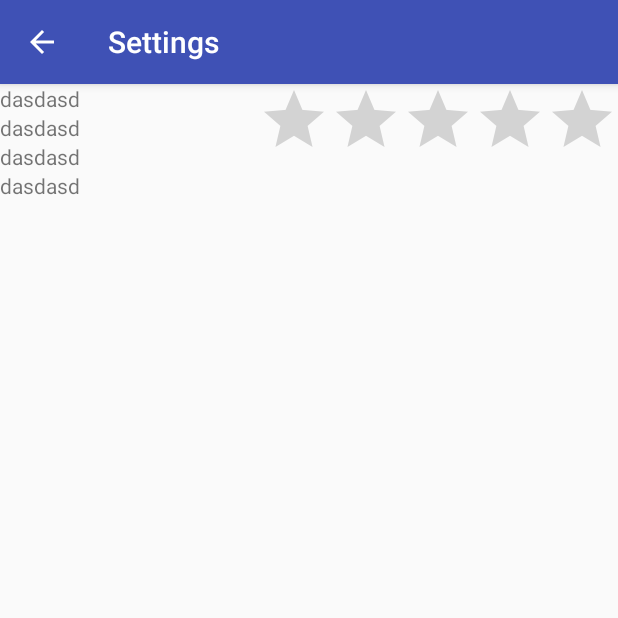
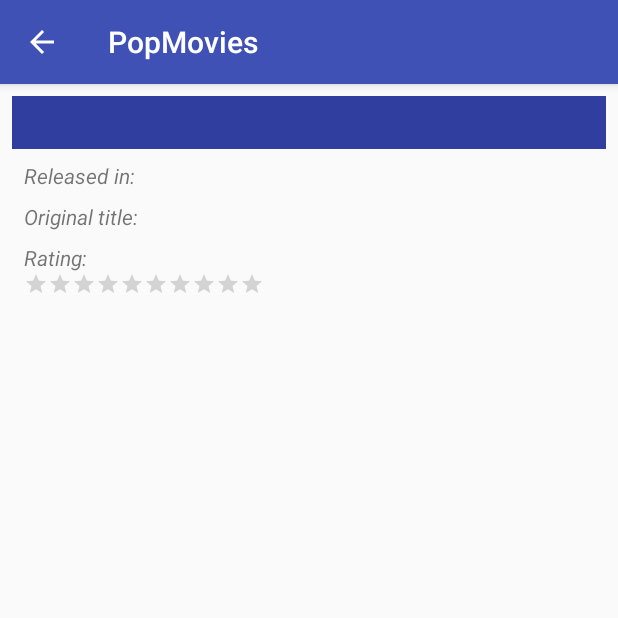
Before and after one commit to TonyMachio/PopMovies, an Android app: the MovieDetailFragment screen opened directly, with no data from a screen before it, on a phone screen of 412 x 824 dp, the top half of it. Run offline under Robolectric (Android 15) with nearby library versions, the phone set to English and light mode, and no system bars; our stand-ins replace Picasso; pictures from the network do not load; 1 statement that could not run was skipped.

Commit message:
Cleaned UI

```diff
--- a/app/build.gradle
+++ b/app/build.gradle
@@ -19,7 +19,7 @@ android {
         }
     }
     buildTypes.each {
-        it.buildConfigField 'String', 'THEMOVIEDB_API_KEY', "\"8b64df5a3c80d1163f236dfe0f789f35\""
+        it.buildConfigField 'String', 'THEMOVIEDB_API_KEY', "My_The_Movies_DB_Api_Key"
     }
 }
 
--- a/app/src/main/AndroidManifest.xml
+++ b/app/src/main/AndroidManifest.xml
@@ -19,7 +19,6 @@
         </activity>
         <activity
             android:name=".MovieDetailActivity"
-            android:label="@string/title_activity_detail_movie"
             android:parentActivityName=".MainActivity">
             <meta-data
                 android:name="android.support.PARENT_ACTIVITY"
--- a/app/src/main/java/com/machio/tony/popmovies/MainFragment.java
+++ b/app/src/main/java/com/machio/tony/popmovies/MainFragment.java
@@ -200,7 +200,7 @@ public class MainFragment extends Fragment {
                 resultMovies[i] = new Movie(
                         movie.getString(TMDB_TITLE),
                         movie.getString(TMDB_ORIGINAL_TITLE),
-                        movie.getString(TMDB_RELEASE_DATE),
+                        movie.getString(TMDB_RELEASE_DATE).substring(0,4),
                         movie.getString(TMDB_OVERVIEW),
                         Double.parseDouble(movie.getString(TMDB_USER_RATING)),
                         POSTER_BASE_URL + movie.getString(TMDB_POSTER));
--- a/app/src/main/java/com/machio/tony/popmovies/MovieDetailFragment.java
+++ b/app/src/main/java/com/machio/tony/popmovies/MovieDetailFragment.java
@@ -38,7 +38,8 @@ public class MovieDetailFragment extends Fragment {
             ((TextView)rootView.findViewById(R.id.detail_overview)).setText(movie.getOverview());
             Picasso.with(rootView.getContext()).load(movie.getPoster())
                     .into((ImageView) rootView.findViewById(R.id.detail_poster));
-            ((RatingBar)rootView.findViewById(R.id.detail_rating_bar)).setRating((float)(movie.getUserAverage()* 0.5));
+            ((TextView)rootView.findViewById(R.id.detail_rating_bar_value)).setText(Double.toString(movie.getUserAverage()));
+            ((RatingBar)rootView.findViewById(R.id.detail_rating_bar)).setRating((float)(movie.getUserAverage()));
         }
 
         return rootView;
--- a/app/src/main/java/com/machio/tony/popmovies/adapters/MovieArrayAdapter.java
+++ b/app/src/main/java/com/machio/tony/popmovies/adapters/MovieArrayAdapter.java
@@ -6,6 +6,7 @@ import android.view.View;
 import android.view.ViewGroup;
 import android.widget.ArrayAdapter;
 import android.widget.ImageView;
+import android.widget.TextView;
 
 import com.machio.tony.popmovies.R;
 import com.squareup.picasso.Picasso;
@@ -41,6 +42,7 @@ public class MovieArrayAdapter extends ArrayAdapter<Movie> {
 
         Picasso.with(context).load(movieItem.getPoster()).into(
                 (ImageView) viewLayout.findViewById(R.id.poster_grid));
+        ((TextView)viewLayout.findViewById(R.id.rating_grid)).setText(Double.toString(movieItem.getUserAverage()));
 
         return viewLayout;
     }
--- a/app/src/main/res/layout/activity_detail_movie.xml
+++ b/app/src/main/res/layout/activity_detail_movie.xml
@@ -4,6 +4,7 @@
     android:id="@+id/container"
     android:layout_width="match_parent"
     android:layout_height="match_parent"
+    android:padding="8dp"
     tools:context=".MovieDetailActivity">
 
 </FrameLayout>
--- a/app/src/main/res/layout/activity_main.xml
+++ b/app/src/main/res/layout/activity_main.xml
@@ -4,6 +4,10 @@
     android:id="@+id/container"
     android:layout_width="match_parent"
     android:layout_height="match_parent"
+    android:paddingLeft="8dp"
+    android:paddingRight="8dp"
+    android:paddingTop="8dp"
+    android:paddingBottom="8dp"
     tools:context="com.machio.tony.popmovies.MainActivity">
 
 
--- a/app/src/main/res/layout/fragment_detail_movie.xml
+++ b/app/src/main/res/layout/fragment_detail_movie.xml
@@ -6,39 +6,91 @@
     android:layout_height="match_parent"
     tools:context=".MovieDetailActivity">
 
+    <TextView
+        android:id="@+id/detail_title"
+        android:layout_width="match_parent"
+        android:layout_height="wrap_content"
+        android:textAllCaps="true"
+        android:padding="8dp"
+        android:layout_marginBottom="8dp"
+        android:background="?attr/actionModeSplitBackground"
+        android:textColor="@android:color/background_light"
+        android:textStyle="normal|bold"
+        />
+
     <ImageView
         android:id="@+id/detail_poster"
         android:layout_width="wrap_content"
-        android:layout_height="wrap_content" />
+        android:layout_height="wrap_content"
+        android:layout_below="@id/detail_title"
+        android:layout_marginRight="8dp"
+        android:layout_marginBottom="8dp"/>
+
     <TextView
-        android:id="@+id/detail_title"
+        android:id="@+id/detail_release_date_label"
         android:layout_width="wrap_content"
         android:layout_height="wrap_content"
-        android:layout_below="@id/detail_poster"
-        android:text="dasdasd"/>
+        android:layout_toRightOf="@id/detail_poster"
+        android:layout_below="@id/detail_title"
+        android:text="@string/detail_release_date_label"
+        android:paddingRight="8dp"
+        android:paddingBottom="8dp"
+        android:textStyle="normal|italic" />
     <TextView
         android:id="@+id/detail_release_date"
         android:layout_width="wrap_content"
         android:layout_height="wrap_content"
-        android:text="dasdasd"
-        android:layout_below="@id/detail_title"/>
+        android:layout_below="@id/detail_title"
+        android:layout_toRightOf="@id/detail_release_date_label"/>
+
+    <TextView
+        android:id="@+id/detail_original_title_label"
+        android:layout_width="wrap_content"
+        android:layout_height="wrap_content"
+        android:layout_below="@id/detail_release_date_label"
+        android:layout_toRightOf="@id/detail_poster"
+        android:paddingRight="8dp"
+        android:paddingBottom="8dp"
+        android:text="@string/detail_original_title_label"
+        android:textStyle="normal|italic"/>
     <TextView
         android:id="@+id/detail_original_title"
         android:layout_width="wrap_content"
         android:layout_height="wrap_content"
-        android:text="dasdasd"
-        android:layout_below="@id/detail_release_date"/>
+        android:paddingBottom="8dp"
+        android:layout_toRightOf="@id/detail_original_title_label"
+        android:layout_below="@id/detail_release_date_label"/>
+
+    <TextView
+        android:id="@+id/detail_rating_bar_label"
+        android:layout_width="wrap_content"
+        android:layout_height="wrap_content"
+        android:layout_below="@id/detail_original_title"
+        android:layout_toRightOf="@id/detail_poster"
+        android:paddingRight="8dp"
+        android:paddingBottom="8dp"
+        android:text="@string/detail_rating_bar_label"
+        android:textStyle="normal|italic"/>
+    <TextView
+        android:id="@+id/detail_rating_bar_value"
+        android:layout_width="wrap_content"
+        android:layout_height="wrap_content"
+        android:layout_toRightOf="@id/detail_rating_bar_label"
+        android:layout_below="@id/detail_original_title"/>
+
+    <RatingBar
+        android:id="@+id/detail_rating_bar"
+        android:layout_width="wrap_content"
+        android:layout_height="wrap_content"
+        android:isIndicator="true"
+        style="@style/Widget.AppCompat.RatingBar.Small"
+        android:layout_below="@+id/detail_rating_bar_value"
+        android:layout_toRightOf="@id/detail_poster"
+        android:numStars="10" />
     <TextView
         android:id="@+id/detail_overview"
         android:layout_width="wrap_content"
         android:layout_height="wrap_content"
-        android:text="dasdasd"
-        android:layout_below="@id/detail_original_title"/>
-    <RatingBar
-        android:id="@+id/detail_rating_bar"
-        android:layout_width="wrap_content"
-        android:layout_height="wrap_content"
-        android:layout_alignParentRight="true"
-        android:clickable="false"/>
+        android:layout_below="@id/detail_poster"/>
 
 </RelativeLayout>
--- a/app/src/main/res/layout/fragment_main.xml
+++ b/app/src/main/res/layout/fragment_main.xml
@@ -4,9 +4,9 @@
     android:id="@+id/gridview_movies"
     android:layout_width="wrap_content"
     android:layout_height="wrap_content"
-    android:columnWidth="90dp"
+    android:columnWidth="100dp"
     android:numColumns="auto_fit"
-    android:verticalSpacing="10dp"
+    android:verticalSpacing="5dp"
     android:horizontalSpacing="5dp"
     android:stretchMode="columnWidth">
 </GridView>
--- a/app/src/main/res/values/strings.xml
+++ b/app/src/main/res/values/strings.xml
@@ -13,7 +13,9 @@
     <string name="pref_sort_rated" translatable="false">top_rated</string>
     <string name="title_activity_settings">Settings</string>
 
-    <string name="title_activity_detail_movie">Settings</string>
+    <string name="detail_release_date_label">Released in:</string>
+    <string name="detail_original_title_label">Original title:</string>
+    <string name="detail_rating_bar_label">Rating:</string>
 
 
 </resources>
```
Also changed, not shown: app/src/main/res/layout/image_view_grid.xml (+27 -3 lines).
